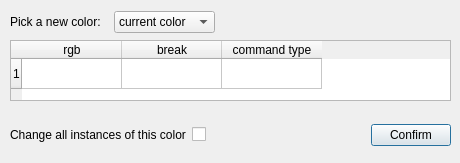
This is BobRoss/colorChangeUI.ui in dongbu/painterRHIT as Qt 5 draws it before an edit. The edited form follows.
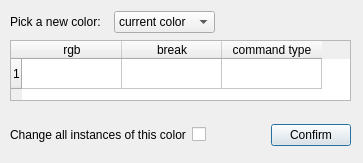
This is the edited form.

Patch:
```diff
--- a/BobRoss/colorChangeUI.ui
+++ b/BobRoss/colorChangeUI.ui
@@ -6,7 +6,7 @@
    <rect>
     <x>0</x>
     <y>0</y>
-    <width>460</width>
+    <width>363</width>
     <height>163</height>
    </rect>
   </property>
@@ -18,7 +18,7 @@
     <rect>
      <x>10</x>
      <y>40</y>
-     <width>441</width>
+     <width>341</width>
      <height>61</height>
     </rect>
    </property>
@@ -48,7 +48,7 @@
     <rect>
      <x>10</x>
      <y>120</y>
-     <width>441</width>
+     <width>341</width>
      <height>30</height>
     </rect>
    </property>
@@ -94,7 +94,7 @@
     <rect>
      <x>10</x>
      <y>10</y>
-     <width>441</width>
+     <width>341</width>
      <height>24</height>
     </rect>
    </property>
```
